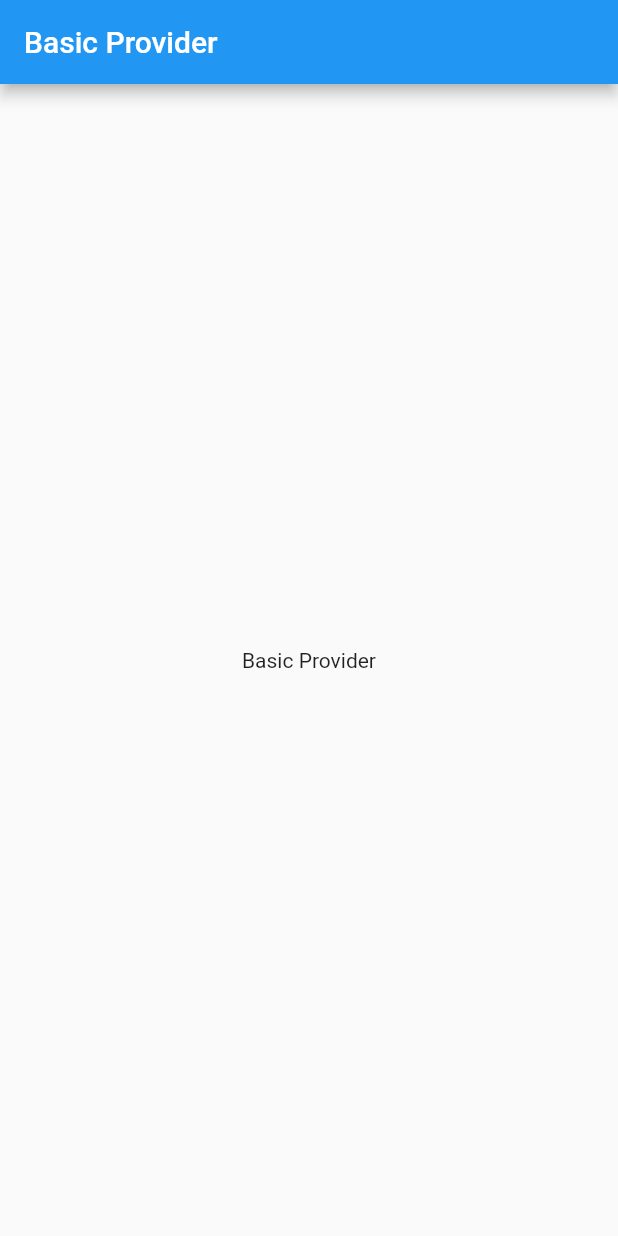
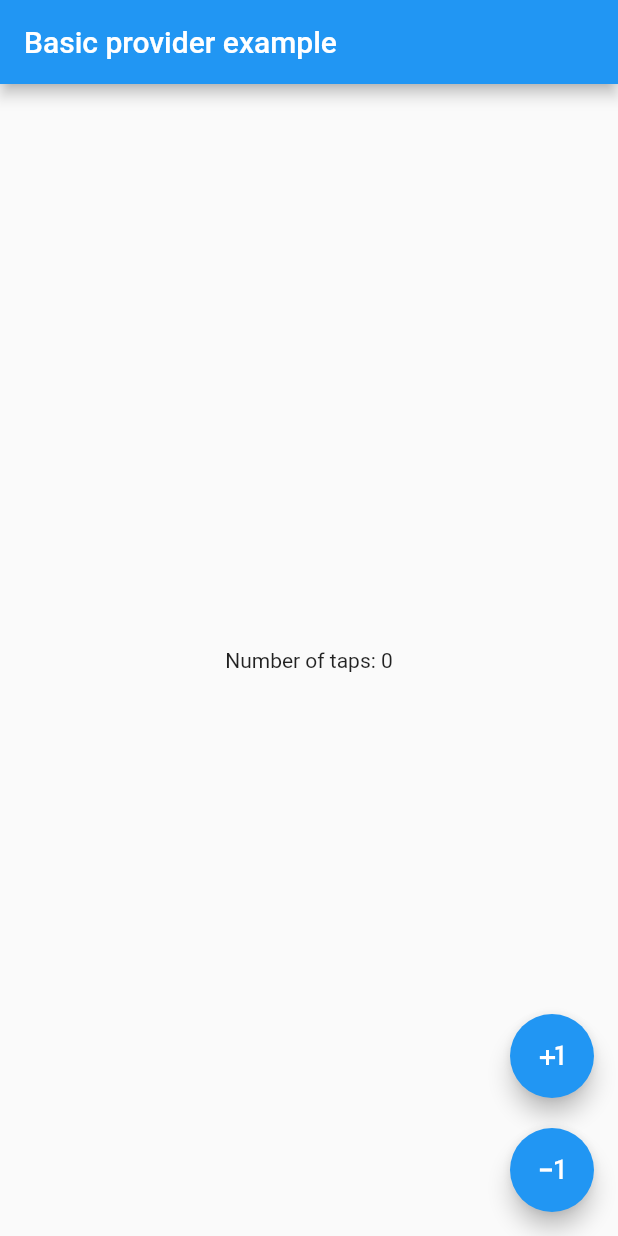
Before and after one commit to lsalez/basic_provider, a Flutter app: the screen it shows after launch, on a phone screen of 412 x 824 dp. Run offline on Flutter 3.47's test engine with Material 2 defaults, Android fonts, the phone set to English and light mode, and no system bars.

Commit message:
UI finished

```diff
--- a/lib/main.dart
+++ b/lib/main.dart
@@ -1,3 +1,4 @@
+import 'package:basic_provider/pages/home_page.dart';
 import 'package:flutter/material.dart';
 
 void main() => runApp(MyApp());
@@ -7,17 +8,8 @@ class MyApp extends StatelessWidget {
   Widget build(BuildContext context) {
     return MaterialApp(
       title: 'Basic Provider',
-      home: Scaffold(
-        appBar: AppBar(
-          title: Text('Basic Provider'),
-        ),
-        body: Center(
-          child: Container(
-            child: Text('Basic Provider'),
-
-          ),
-        ),
-      ),
+      initialRoute: 'home',
+      routes: {'home': ((context) => const HomePage())},
     );
   }
 }
--- /dev/null
+++ b/lib/pages/home_page.dart
@@ -0,0 +1,21 @@
+import 'package:flutter/material.dart';
+
+import '../widgets/floatingActionButtons.dart';
+import '../widgets/myText.dart';
+
+class HomePage extends StatelessWidget {
+  const HomePage({Key? key}) : super(key: key);
+
+  @override
+  Widget build(BuildContext context) {
+    return Scaffold(
+      appBar: AppBar(
+        title: const Text('Basic provider example'),
+      ),
+      body: const Center(
+        child: MyText(),
+      ),
+      floatingActionButton: const FloatingActionButtons(),
+    );
+  }
+}
--- /dev/null
+++ b/lib/widgets/floatingActionButtons.dart
@@ -0,0 +1,25 @@
+import 'package:flutter/material.dart';
+
+class FloatingActionButtons extends StatelessWidget {
+  const FloatingActionButtons({Key? key}) : super(key: key);
+
+  @override
+  Widget build(BuildContext context) {
+    return Column(
+      mainAxisAlignment: MainAxisAlignment.end,
+      children: [
+        FloatingActionButton(
+          child: const Icon(Icons.plus_one),
+          onPressed: () => {},
+        ),
+        const SizedBox(
+          height: 20,
+        ),
+        FloatingActionButton(
+          child: const Icon(Icons.exposure_minus_1),
+          onPressed: () => {},
+        ),
+      ],
+    );
+  }
+}
--- /dev/null
+++ b/lib/widgets/myText.dart
@@ -0,0 +1,22 @@
+import 'package:flutter/material.dart';
+
+class MyText extends StatelessWidget {
+  const MyText({Key? key}) : super(key: key);
+
+  @override
+  Widget build(BuildContext context) {
+    return Column(
+      mainAxisAlignment: MainAxisAlignment.center,
+      children: const [OnlyText()],
+    );
+  }
+}
+
+class OnlyText extends StatelessWidget {
+  const OnlyText({Key? key}) : super(key: key);
+
+  @override
+  Widget build(BuildContext context) {
+    return const Text('Number of taps: 0');
+  }
+}
```
